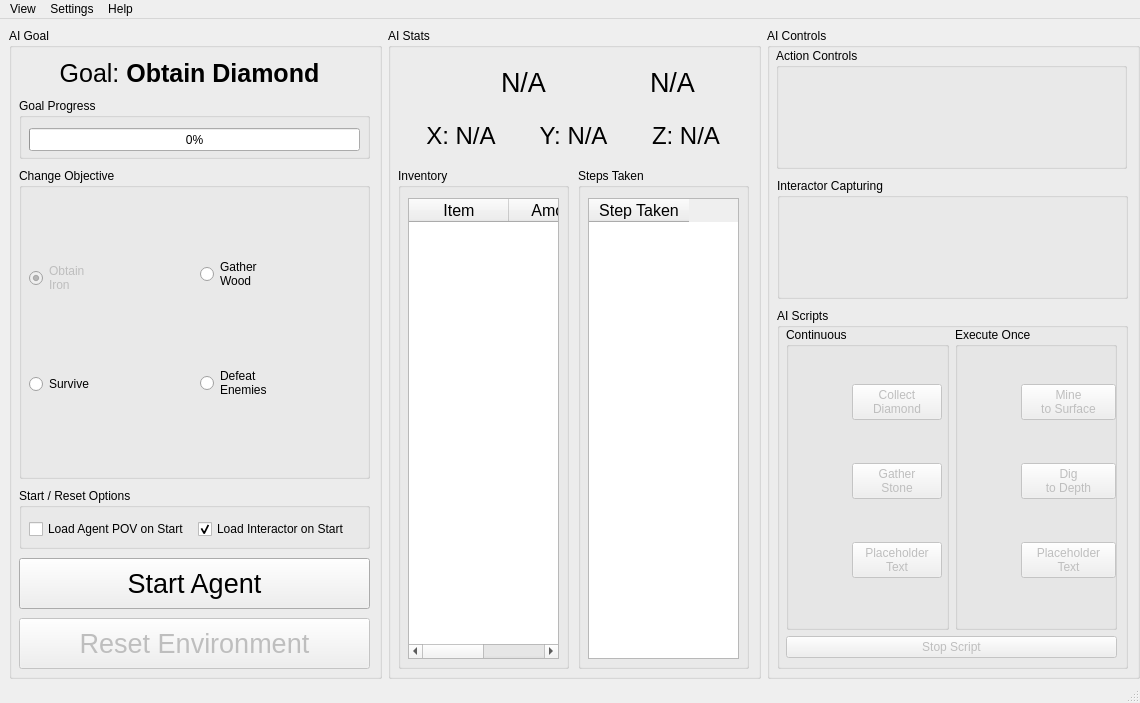
Qt form src/GUI/ML4MC.ui (lincolnschick/ML4MC) before a commit.
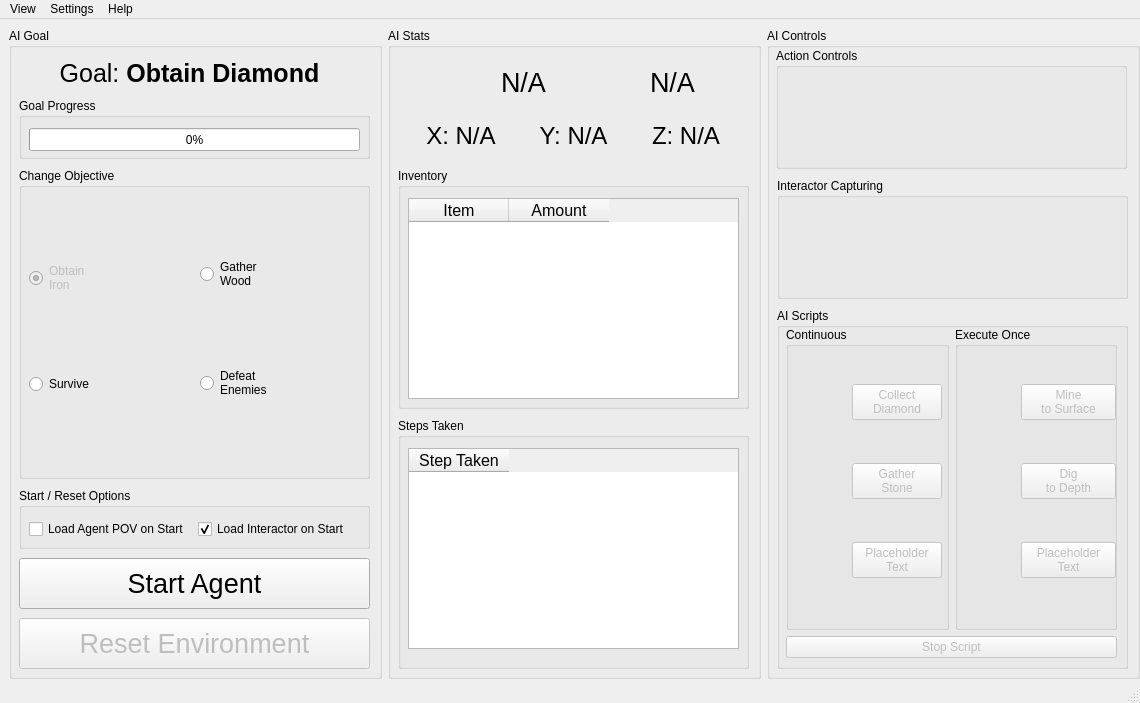
The same form after that commit. Icons and pictures are not drawn.

The edit to the form file:
```diff
--- a/src/GUI/ML4MC.ui
+++ b/src/GUI/ML4MC.ui
@@ -442,8 +442,8 @@
            <rect>
             <x>10</x>
             <y>140</y>
-            <width>171</width>
-            <height>501</height>
+            <width>351</width>
+            <height>241</height>
            </rect>
           </property>
           <property name="title">
@@ -454,8 +454,8 @@
             <rect>
              <x>10</x>
              <y>30</y>
-             <width>151</width>
-             <height>461</height>
+             <width>331</width>
+             <height>201</height>
             </rect>
            </property>
            <property name="sizePolicy">
@@ -505,10 +505,10 @@
          <widget class="QGroupBox" name="stepsGroupBox">
           <property name="geometry">
            <rect>
-            <x>190</x>
-            <y>140</y>
-            <width>171</width>
-            <height>501</height>
+            <x>10</x>
+            <y>390</y>
+            <width>351</width>
+            <height>251</height>
            </rect>
           </property>
           <property name="title">
@@ -519,8 +519,8 @@
             <rect>
              <x>10</x>
              <y>30</y>
-             <width>151</width>
-             <height>461</height>
+             <width>331</width>
+             <height>201</height>
             </rect>
            </property>
            <property name="sizePolicy">
```
Left out of the diff: 6 changed lines with no effect on the pictures.
